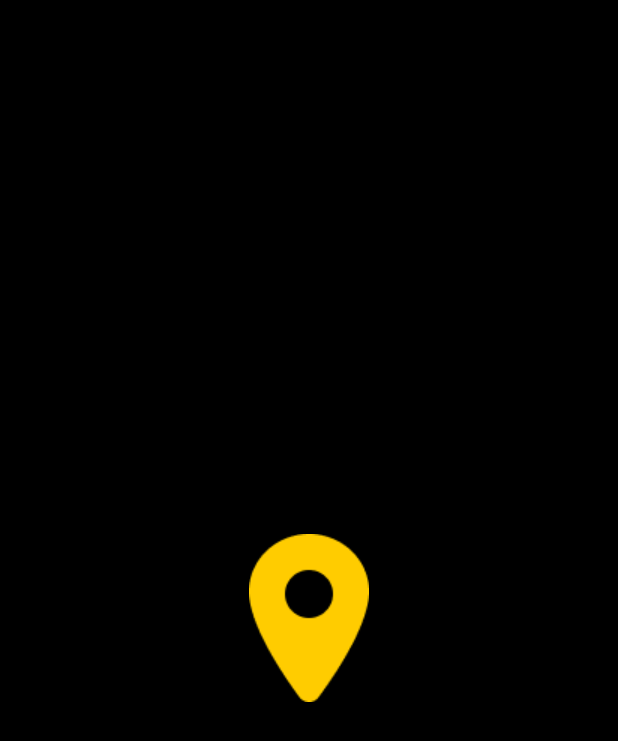
After one commit to BUSSRO/BUSSRO, an Android app: the LaunchScreenActivity screen opened directly, with no data from a screen before it, on a phone screen of 412 x 824 dp. The commit adds this screen. Shown: the top 741 px of the screen. Run offline under Robolectric (Android 15) with nearby library versions, the phone set to English and light mode, and no system bars; 1 statement that could not run was skipped.

Commit message:
feat: add LaunchScreen
BUS-51 #open #comment TODO: 임시 로고 변경하기

```diff
--- /dev/null
+++ b/app/src/main/java/com/example/bussro/launch/LaunchScreenActivity.kt
@@ -0,0 +1,22 @@
+package com.example.bussro.launch
+
+import android.content.Intent
+import androidx.appcompat.app.AppCompatActivity
+import android.os.Bundle
+import com.example.bussro.R
+import com.example.bussro.view.main.MainActivity
+
+/**
+ * [LaunchScreenActivity]
+ * 앱 구동시 보여줄 화면
+ */
+
+class LaunchScreenActivity : AppCompatActivity() {
+    override fun onCreate(savedInstanceState: Bundle?) {
+        super.onCreate(savedInstanceState)
+
+        val intent = Intent(this, MainActivity::class.java)
+        startActivity(intent)
+        finish()
+    }
+}
--- a/app/src/main/java/com/example/bussro/view/main/MainActivity.kt
+++ b/app/src/main/java/com/example/bussro/view/main/MainActivity.kt
@@ -2,15 +2,12 @@ package com.example.bussro.view.main
 
 import androidx.appcompat.app.AppCompatActivity
 import android.os.Bundle
-import android.util.Log
 import android.view.View
 import android.view.accessibility.AccessibilityNodeInfo
 import androidx.activity.viewModels
 import androidx.databinding.DataBindingUtil
-import androidx.preference.PreferenceManager
 import com.example.bussro.R
 import com.example.bussro.databinding.ActivityMainBinding
-import com.example.bussro.util.SettingManager
 
 /**
  * [MainActivity]
@@ -27,8 +24,6 @@ class MainActivity : AppCompatActivity() {
         binding = DataBindingUtil.setContentView(this, R.layout.activity_main)
         binding.lifecycleOwner = this@MainActivity
         binding.model = model
-
-        removeAction()
 
         if (savedInstanceState == null) {
             removeAction()
--- /dev/null
+++ b/app/src/main/res/drawable/launch_screen.xml
@@ -0,0 +1,12 @@
+<?xml version="1.0" encoding="utf-8"?>
+<layer-list xmlns:android="http://schemas.android.com/apk/res/android">
+    <!-- 배경색 -->
+    <item
+        android:drawable="@color/black"/>
+
+    <!-- 로고 이미지 -->
+    <!-- TODO: 현재 임시 이미지, 후에 버스로 로고 이미지로 변경하기 -->
+    <item
+        android:drawable="@drawable/ic_bus_list_location"
+        android:gravity="center"/>
+</layer-list>
--- a/app/src/main/res/values/themes.xml
+++ b/app/src/main/res/values/themes.xml
@@ -14,6 +14,7 @@
         <!-- Customize your theme here. -->
     </style>
 
+    <!-- 환경 설정 -->
     <style name="PreferenceScreen" parent="Theme.BUSSRO">
         <item name="android:textColor">@color/white</item>
         <item name="android:textColorSecondary">@color/gray</item>
@@ -21,4 +22,9 @@
         <item name="android:track">@drawable/switch_selector</item>
         <item name="android:thumb">@drawable/switch_thumb</item>
     </style>
+
+    <!-- 런치 스크린 -->
+    <style name="LaunchTheme" parent="Theme.AppCompat.NoActionBar">
+        <item name="android:windowBackground">@drawable/launch_screen</item>
+    </style>
 </resources>
```
Also changed, not shown: app/src/main/AndroidManifest.xml (+8 -5 lines).
